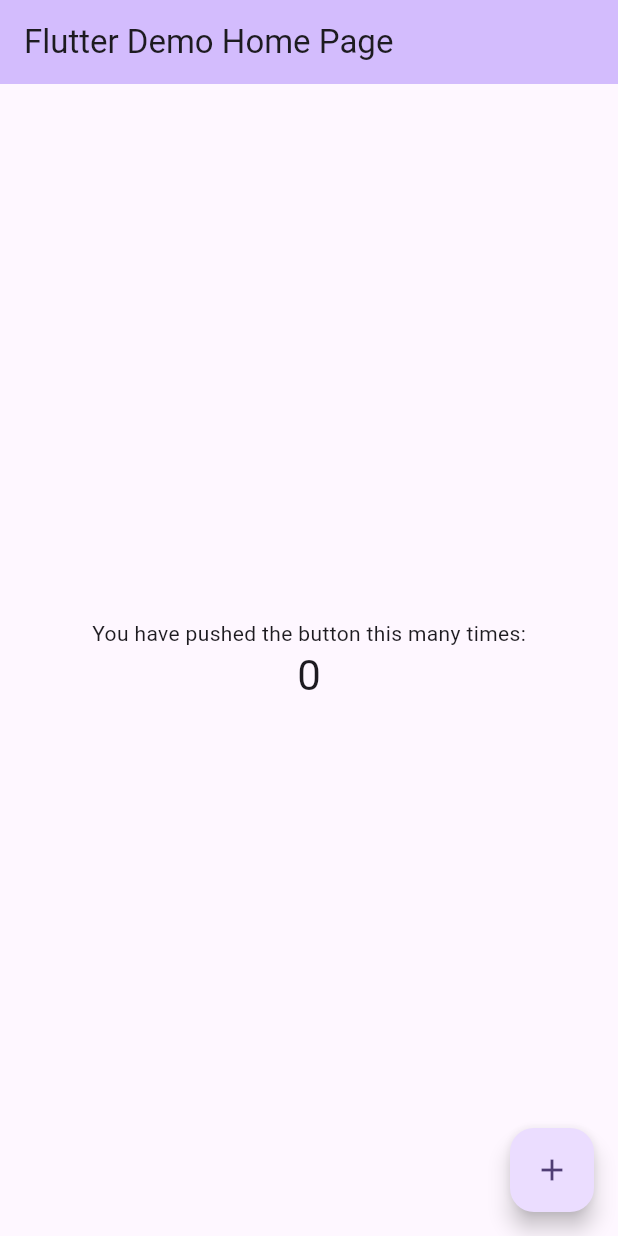
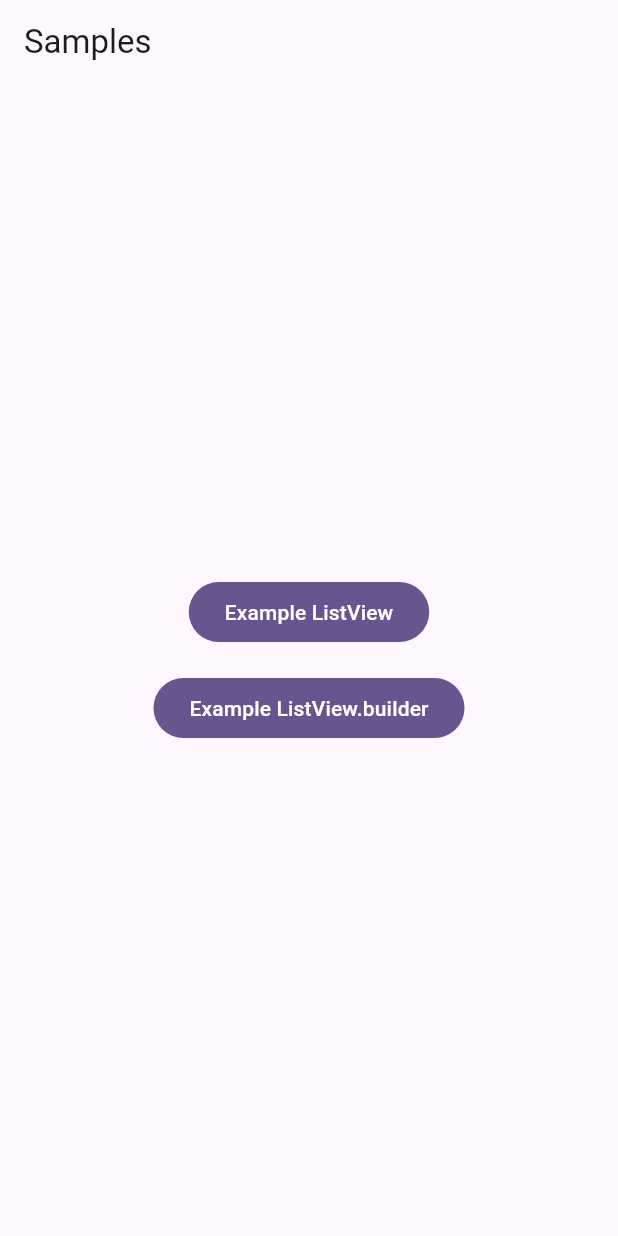
Before and after one commit to koji-1009/listview_on_demand, a Flutter app: the screen it shows after launch, on a phone screen of 412 x 824 dp. Run offline on Flutter 3.47's test engine with Material 3 defaults, Android fonts, the phone set to English and light mode, and no system bars.

Commit message:
Add List screen

```diff
--- a/lib/main.dart
+++ b/lib/main.dart
@@ -1,4 +1,6 @@
 import 'package:flutter/material.dart';
+import 'package:listview_on_demand/example_listview.dart';
+import 'package:listview_on_demand/example_listview_builder.dart';
 
 void main() {
   runApp(const MyApp());
@@ -7,119 +9,55 @@
 class MyApp extends StatelessWidget {
   const MyApp({super.key});
 
-  // This widget is the root of your application.
   @override
   Widget build(BuildContext context) {
     return MaterialApp(
       title: 'Flutter Demo',
       theme: ThemeData(
-        // This is the theme of your application.
-        //
-        // TRY THIS: Try running your application with "flutter run". You'll see
-        // the application has a purple toolbar. Then, without quitting the app,
-        // try changing the seedColor in the colorScheme below to Colors.green
-        // and then invoke "hot reload" (save your changes or press the "hot
-        // reload" button in a Flutter-supported IDE, or press "r" if you used
-        // the command line to start the app).
-        //
-        // Notice that the counter didn't reset back to zero; the application
-        // state is not lost during the reload. To reset the state, use hot
-        // restart instead.
-        //
-        // This works for code too, not just values: Most code changes can be
-        // tested with just a hot reload.
         colorScheme: ColorScheme.fromSeed(seedColor: Colors.deepPurple),
-        useMaterial3: true,
       ),
-      home: const MyHomePage(title: 'Flutter Demo Home Page'),
+      home: const MyHomePage(),
     );
   }
 }
 
-class MyHomePage extends StatefulWidget {
-  const MyHomePage({super.key, required this.title});
-
-  // This widget is the home page of your application. It is stateful, meaning
-  // that it has a State object (defined below) that contains fields that affect
-  // how it looks.
-
-  // This class is the configuration for the state. It holds the values (in this
-  // case the title) provided by the parent (in this case the App widget) and
-  // used by the build method of the State. Fields in a Widget subclass are
-  // always marked "final".
-
-  final String title;
-
-  @override
-  State<MyHomePage> createState() => _MyHomePageState();
-}
-
-class _MyHomePageState extends State<MyHomePage> {
-  int _counter = 0;
-
-  void _incrementCounter() {
-    setState(() {
-      // This call to setState tells the Flutter framework that something has
-      // changed in this State, which causes it to rerun the build method below
-      // so that the display can reflect the updated values. If we changed
-      // _counter without calling setState(), then the build method would not be
-      // called again, and so nothing would appear to happen.
-      _counter++;
-    });
-  }
+class MyHomePage extends StatelessWidget {
+  const MyHomePage({super.key});
 
   @override
   Widget build(BuildContext context) {
-    // This method is rerun every time setState is called, for instance as done
-    // by the _incrementCounter method above.
-    //
-    // The Flutter framework has been optimized to make rerunning build methods
-    // fast, so that you can just rebuild anything that needs updating rather
-    // than having to individually change instances of widgets.
     return Scaffold(
       appBar: AppBar(
-        // TRY THIS: Try changing the color here to a specific color (to
-        // Colors.amber, perhaps?) and trigger a hot reload to see the AppBar
-        // change color while the other colors stay the same.
-        backgroundColor: Theme.of(context).colorScheme.inversePrimary,
-        // Here we take the value from the MyHomePage object that was created by
-        // the App.build method, and use it to set our appbar title.
-        title: Text(widget.title),
+        title: const Text('Samples'),
       ),
       body: Center(
-        // Center is a layout widget. It takes a single child and positions it
-        // in the middle of the parent.
         child: Column(
-          // Column is also a layout widget. It takes a list of children and
-          // arranges them vertically. By default, it sizes itself to fit its
-          // children horizontally, and tries to be as tall as its parent.
-          //
-          // Column has various properties to control how it sizes itself and
-          // how it positions its children. Here we use mainAxisAlignment to
-          // center the children vertically; the main axis here is the vertical
-          // axis because Columns are vertical (the cross axis would be
-          // horizontal).
-          //
-          // TRY THIS: Invoke "debug painting" (choose the "Toggle Debug Paint"
-          // action in the IDE, or press "p" in the console), to see the
-          // wireframe for each widget.
           mainAxisAlignment: MainAxisAlignment.center,
-          children: <Widget>[
-            const Text(
-              'You have pushed the button this many times:',
+          children: [
+            FilledButton(
+              onPressed: () {
+                Navigator.of(context).push(
+                  MaterialPageRoute(
+                    builder: (context) => const ExampleListView(),
+                  ),
+                );
+              },
+              child: const Text('Example ListView'),
             ),
-            Text(
-              '$_counter',
-              style: Theme.of(context).textTheme.headlineMedium,
+            const SizedBox(height: 16),
+            FilledButton(
+              onPressed: () {
+                Navigator.of(context).push(
+                  MaterialPageRoute(
+                    builder: (context) => const ExampleListViewBuilder(),
+                  ),
+                );
+              },
+              child: const Text('Example ListView.builder'),
             ),
           ],
         ),
       ),
-      floatingActionButton: FloatingActionButton(
-        onPressed: _incrementCounter,
-        tooltip: 'Increment',
-        child: const Icon(Icons.add),
-      ), // This trailing comma makes auto-formatting nicer for build methods.
     );
   }
 }
```
Also changed, not shown: lib/example_item.dart (added, +36 -0 lines), lib/example_listview.dart (added, +23 -0 lines), lib/example_listview_builder.dart (added, +21 -0 lines).
